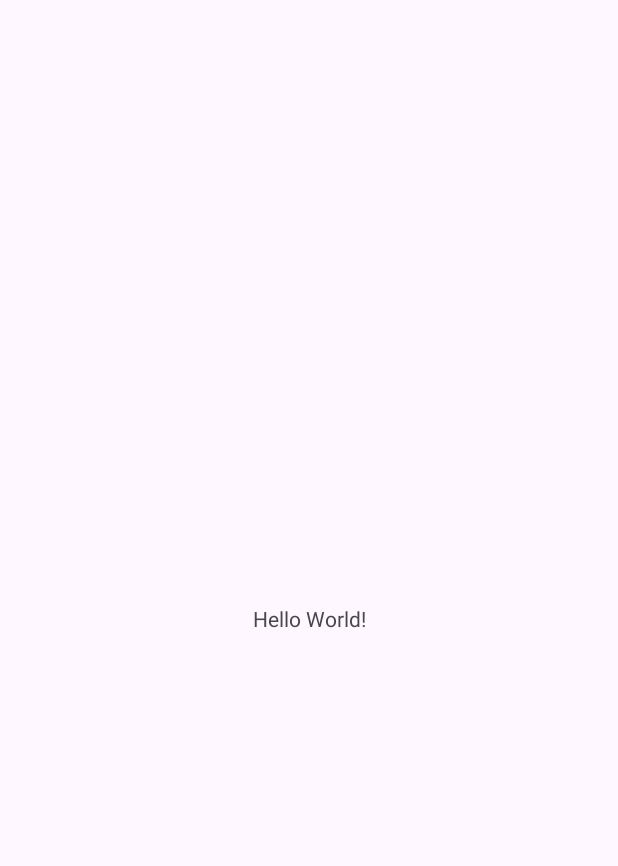
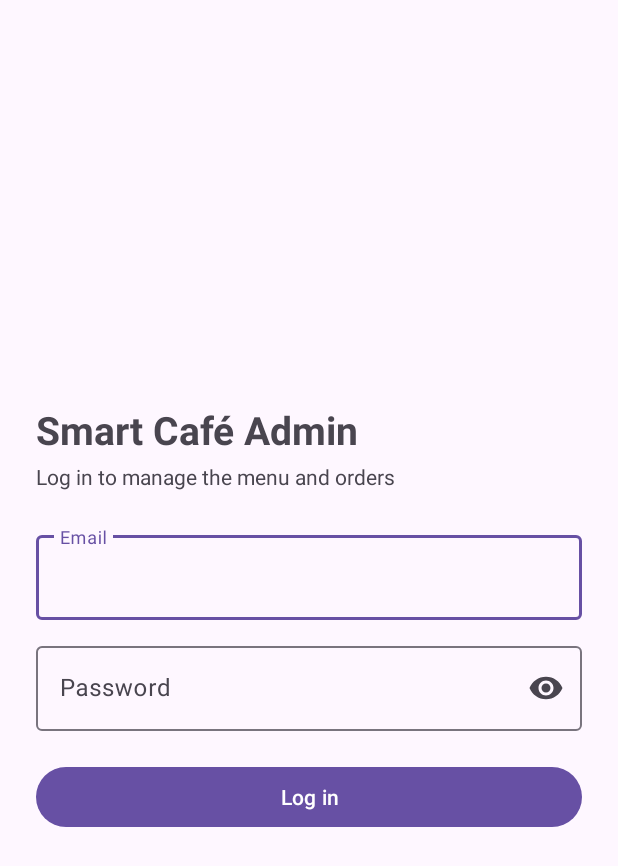
Before and after one commit to onyv/smart-cafe-admin, an Android app: the screen it shows after launch (MainActivity before the commit, LoginActivity after it), on a phone screen of 412 x 824 dp. Before the commit the part shown is almost empty. Shown: the top 866 px of the screen. Run offline under Robolectric (Android 15) with nearby library versions, the phone set to English and light mode, and no system bars; our stand-ins replace Room's generated code.

Commit message:
FR-01 to FR-03: add admin login, role check and session

```diff
--- a/app/src/main/AndroidManifest.xml
+++ b/app/src/main/AndroidManifest.xml
@@ -12,7 +12,7 @@
         android:supportsRtl="true"
         android:theme="@style/Theme.MyCafeAdminAp">
         <activity
-            android:name=".MainActivity"
+            android:name=".LoginActivity"
             android:exported="true"
             android:windowSoftInputMode="adjustResize">
             <intent-filter>
@@ -21,6 +21,9 @@
                 <category android:name="android.intent.category.LAUNCHER" />
             </intent-filter>
         </activity>
+        <activity
+            android:name=".MainActivity"
+            android:exported="false" />
     </application>
 
 </manifest>
--- /dev/null
+++ b/app/src/main/java/com/example/mycafeadminap/LoginActivity.kt
@@ -0,0 +1,106 @@
+package com.example.mycafeadminap
+
+import android.content.Intent
+import android.os.Bundle
+import android.util.Patterns
+import android.view.View
+import android.widget.Button
+import android.widget.ProgressBar
+import android.widget.TextView
+import androidx.appcompat.app.AppCompatActivity
+import com.example.mycafeadminap.data.AppDatabase
+import com.example.mycafeadminap.data.AuthRepository
+import com.example.mycafeadminap.data.LoginResult
+import com.example.mycafeadminap.data.Seeder
+import com.google.android.material.textfield.TextInputEditText
+import com.google.android.material.textfield.TextInputLayout
+import kotlinx.coroutines.CoroutineScope
+import kotlinx.coroutines.Dispatchers
+import kotlinx.coroutines.Job
+import kotlinx.coroutines.SupervisorJob
+import kotlinx.coroutines.cancel
+import kotlinx.coroutines.launch
+import kotlinx.coroutines.withContext
+
+class LoginActivity : AppCompatActivity() {
+
+    private val scope = CoroutineScope(SupervisorJob() + Dispatchers.Main)
+
+    override fun onCreate(savedInstanceState: Bundle?) {
+        super.onCreate(savedInstanceState)
+
+        val session = SessionManager(this)
+        if (session.isAdminLoggedIn()) {
+            openHome()
+            return
+        }
+        setContentView(R.layout.activity_login)
+
+        val db = AppDatabase.get(applicationContext)
+        val repo = AuthRepository(db.userDb())
+        val seedJob: Job = scope.launch(Dispatchers.IO) { Seeder.seedIfEmpty(db) }
+
+        val emailLayout = findViewById<TextInputLayout>(R.id.emailLayout)
+        val passwordLayout = findViewById<TextInputLayout>(R.id.passwordLayout)
+        val emailInput = findViewById<TextInputEditText>(R.id.emailInput)
+        val passwordInput = findViewById<TextInputEditText>(R.id.passwordInput)
+        val errorText = findViewById<TextView>(R.id.errorText)
+        val loginButton = findViewById<Button>(R.id.loginButton)
+        val progress = findViewById<ProgressBar>(R.id.progress)
+
+        loginButton.setOnClickListener {
+            emailLayout.error = null
+            passwordLayout.error = null
+            errorText.visibility = View.GONE
+
+            val email = emailInput.text.toString().trim()
+            val password = passwordInput.text.toString()
+
+            var valid = true
+            if (!Patterns.EMAIL_ADDRESS.matcher(email).matches()) {
+                emailLayout.error = "Enter a valid email address"
+                valid = false
+            }
+            if (password.isEmpty()) {
+                passwordLayout.error = "Enter your password"
+                valid = false
+            }
+            if (!valid) return@setOnClickListener
+
+            progress.visibility = View.VISIBLE
+            loginButton.isEnabled = false
+
+            scope.launch {
+                seedJob.join()
+                val result = withContext(Dispatchers.IO) { repo.login(email, password) }
+                progress.visibility = View.GONE
+                loginButton.isEnabled = true
+
+                when (result) {
+                    is LoginResult.Success -> {
+                        session.save(result.user)
+                        openHome()
+                    }
+                    LoginResult.InvalidCredentials -> {
+                        errorText.text = "Incorrect email or password"
+                        errorText.visibility = View.VISIBLE
+                    }
+                    LoginResult.NotAdmin -> {
+                        errorText.text = "This account does not have admin access"
+                        errorText.visibility = View.VISIBLE
+                    }
+                }
+            }
+        }
+    }
+
+    private fun openHome() {
+        startActivity(Intent(this, MainActivity::class.java))
+        finish()
+    }
+
+    override fun onDestroy() {
+        super.onDestroy()
+        scope.cancel()
+    }
+}
--- a/app/src/main/java/data/AppDatabase.kt
+++ b/app/src/main/java/data/AppDatabase.kt
@@ -1 +1,26 @@
 package com.example.mycafeadminap.data
+
+import android.content.Context
+import androidx.room.Database
+import androidx.room.Room
+import androidx.room.RoomDatabase
+
+@Database(entities = [User::class, MenuItem::class], version = 1, exportSchema = false)
+abstract class AppDatabase : RoomDatabase() {
+    abstract fun userDb(): UserDb
+    abstract fun MenuItemDb(): MenuItemDb
+
+    companion object {
+        @Volatile
+        private var INSTANCE: AppDatabase? = null
+
+        fun get(context: Context): AppDatabase =
+            INSTANCE ?: synchronized(this) {
+                  INSTANCE ?: Room.databaseBuilder  (
+                    context.applicationContext,
+                    AppDatabase::class.java,
+                    "smart_cafe.db"
+                ).build().also { INSTANCE = it }
+            }
+    }
+}
--- a/app/src/main/java/data/MenuItemDb.kt
+++ b/app/src/main/java/data/MenuItemDb.kt
@@ -13,7 +13,7 @@ interface MenuItemDb {
     fun getALL(): Flow<List<MenuItem>> //Get all function returns each menu item sorted by category
 
     @Insert
-    suspend fun Insert(item: MenuItem)  //Adds new item to database and returns its id number
+    suspend fun Insert(item: MenuItem): Long  //Adds new item to database and returns its id number
     @Delete
     suspend fun Delete(item: MenuItem) //Deletes row with id number specified
     @Update
--- /dev/null
+++ b/app/src/main/java/data/PasswordHasher.kt
@@ -0,0 +1,33 @@
+package com.example.mycafeadminap.data
+
+import java.security.MessageDigest
+import java.security.SecureRandom
+import javax.crypto.SecretKeyFactory
+import javax.crypto.spec.PBEKeySpec
+
+object PasswordHasher {
+    private const val ITERATIONS = 120_000 //How much times password is scrambled
+    private const val KEY_LENGTH_BITS = 256 //Size of hash in bits
+
+    fun newSalt(): String {
+        val bytes = ByteArray(16)
+        SecureRandom().nextBytes(bytes)
+        return bytes.toHex()
+    }
+
+    fun hash(password: String, salt: String): String {
+        val spec = PBEKeySpec(password.toCharArray(), salt.hexToBytes(), ITERATIONS, KEY_LENGTH_BITS)
+        val factory = SecretKeyFactory.getInstance("PBKDF2WithHmacSHA256")
+        return factory.generateSecret(spec).encoded.toHex()
+    }
+
+    /*hashes typed password and compares it to stored hash */ fun verify(password: String, salt: String, expectedHash: String): Boolean {
+        val actual = hash(password, salt)
+        return MessageDigest.isEqual(actual.toByteArray(), expectedHash.toByteArray())
+    }
+
+    private fun ByteArray.toHex(): String = joinToString("") { "%02x".format(it) }
+
+    private fun String.hexToBytes(): ByteArray =
+        chunked(2).map { it.toInt(16).toByte() }.toByteArray()
+}
--- /dev/null
+++ b/app/src/main/java/data/Seeder.kt
@@ -0,0 +1,35 @@
+package com.example.mycafeadminap.data
+
+object Seeder {
+    const val ADMIN_EMAIL = "admin@smartcafe.test"
+    const val ADMIN_PASSWORD = "Admin123!"
+
+    suspend fun seedIfEmpty(db: AppDatabase) {
+        if (db.userDb().findByEmail(ADMIN_EMAIL) == null) {
+            val salt = PasswordHasher.newSalt()
+            db.userDb().insert(
+                User(
+                    email = ADMIN_EMAIL,
+                    displayName = "Cafe Admin",
+                    role = "admin",
+                    passwordHash = PasswordHasher.hash(ADMIN_PASSWORD, salt),
+                    salt = salt
+                )
+            )
+        }
+        if (db.MenuItemDb().count() == 0) {
+            sampleMenu.forEach { db.MenuItemDb().Insert(it) }
+        }
+    }
+
+    private val sampleMenu = listOf(
+        MenuItem(name = "Espresso", category = "Drinks", description = "Single shot to kick start your day", price = 2.20),
+        MenuItem(name = "Latte", category = "Drinks", description = "Espresso with steamed milk", price = 3.20),
+        MenuItem(name = "Cappuccino", category = "Drinks", description = "Espresso, milk and foam", price = 3.10),
+        MenuItem(name = "Hot Chocolate", category = "Drinks", description = "Made with whole milk", price = 1.90),
+        MenuItem(name = "Croissant", category = "Pastries", description = "Butter croissant, mastered by our baker", price = 1.50),
+        MenuItem(name = "Blueberry Muffin", category = "Pastries", description = "Buttermilk muffin filled with fresh blueberries", price = 2.80),
+        MenuItem(name = "Cinnamon roll", category = "Pastries", description = "Sweet and sticky ", price = 1.90),
+        MenuItem(name = "Cheese Sandwich", category = "Food", description = "Cheddar on white hovis bread", price = 2.50)
+    )
+}
--- /dev/null
+++ b/app/src/main/java/data/SessionManager.kt
@@ -0,0 +1,26 @@
+package com.example.mycafeadminap
+
+import android.content.Context
+import com.example.mycafeadminap.data.User
+
+class SessionManager(context: Context) {
+    private val prefs = context.applicationContext
+        .getSharedPreferences("session", Context.MODE_PRIVATE)
+
+    fun save(user: User) {
+        prefs.edit()
+            .putLong("user_id", user.id)
+            .putString("role", user.role)
+            .putString("name", user.displayName)
+            .apply()
+    }
+
+    fun isAdminLoggedIn(): Boolean =
+        prefs.getLong("user_id", -1L) != -1L && prefs.getString("role", null) == "admin"
+
+    fun displayName(): String = prefs.getString("name", "") ?: ""
+
+    fun clear() {
+        prefs.edit().clear().apply()
+    }
+}
--- /dev/null
+++ b/app/src/main/res/layout/activity_login.xml
@@ -0,0 +1,74 @@
+<?xml version="1.0" encoding="utf-8"?>
+<LinearLayout xmlns:android="http://schemas.android.com/apk/res/android"
+    xmlns:app="http://schemas.android.com/apk/res-auto"
+    android:layout_width="match_parent"
+    android:layout_height="match_parent"
+    android:gravity="center_vertical"
+    android:orientation="vertical"
+    android:padding="24dp">
+
+    <TextView
+        android:layout_width="wrap_content"
+        android:layout_height="wrap_content"
+        android:text="Smart Café Admin"
+        android:textSize="26sp"
+        android:textStyle="bold" />
+
+    <TextView
+        android:layout_width="wrap_content"
+        android:layout_height="wrap_content"
+        android:layout_marginTop="4dp"
+        android:layout_marginBottom="24dp"
+        android:text="Log in to manage the menu and orders" />
+
+    <com.google.android.material.textfield.TextInputLayout
+        android:id="@+id/emailLayout"
+        android:layout_width="match_parent"
+        android:layout_height="wrap_content"
+        android:hint="Email">
+
+        <com.google.android.material.textfield.TextInputEditText
+            android:id="@+id/emailInput"
+            android:layout_width="match_parent"
+            android:layout_height="wrap_content"
+            android:inputType="textEmailAddress" />
+    </com.google.android.material.textfield.TextInputLayout>
+
+    <com.google.android.material.textfield.TextInputLayout
+        android:id="@+id/passwordLayout"
+        android:layout_width="match_parent"
+        android:layout_height="wrap_content"
+        android:layout_marginTop="12dp"
+        android:hint="Password"
+        app:endIconMode="password_toggle">
+
+        <com.google.android.material.textfield.TextInputEditText
+            android:id="@+id/passwordInput"
+            android:layout_width="match_parent"
+            android:layout_height="wrap_content"
+            android:inputType="textPassword" />
+    </com.google.android.material.textfield.TextInputLayout>
+
+    <TextView
+        android:id="@+id/errorText"
+        android:layout_width="wrap_content"
+        android:layout_height="wrap_content"
+        android:layout_marginTop="12dp"
+        android:textColor="#B00020"
+        android:visibility="gone" />
+
+    <Button
+        android:id="@+id/loginButton"
+        android:layout_width="match_parent"
+        android:layout_height="wrap_content"
+        android:layout_marginTop="20dp"
+        android:text="Log in" />
+
+    <ProgressBar
+        android:id="@+id/progress"
+        android:layout_width="wrap_content"
+        android:layout_height="wrap_content"
+        android:layout_gravity="center_horizontal"
+        android:layout_marginTop="16dp"
+        android:visibility="gone" />
+</LinearLayout>
--- a/app/src/main/res/layout/activity_main.xml
+++ b/app/src/main/res/layout/activity_main.xml
@@ -1,19 +1,22 @@
 <?xml version="1.0" encoding="utf-8"?>
-<androidx.constraintlayout.widget.ConstraintLayout xmlns:android="http://schemas.android.com/apk/res/android"
-    xmlns:app="http://schemas.android.com/apk/res-auto"
-    xmlns:tools="http://schemas.android.com/tools"
+<LinearLayout xmlns:android="http://schemas.android.com/apk/res/android"
     android:id="@+id/main"
     android:layout_width="match_parent"
     android:layout_height="match_parent"
-    tools:context=".MainActivity">
+    android:gravity="center"
+    android:orientation="vertical"
+    android:padding="24dp">
 
     <TextView
+        android:id="@+id/welcomeText"
         android:layout_width="wrap_content"
         android:layout_height="wrap_content"
-        android:text="Hello World!"
-        app:layout_constraintBottom_toBottomOf="parent"
-        app:layout_constraintEnd_toEndOf="parent"
-        app:layout_constraintStart_toStartOf="parent"
-        app:layout_constraintTop_toTopOf="parent" />
+        android:textSize="22sp" />
 
-</androidx.constraintlayout.widget.ConstraintLayout>
+    <Button
+        android:id="@+id/logoutButton"
+        android:layout_width="wrap_content"
+        android:layout_height="wrap_content"
+        android:layout_marginTop="24dp"
+        android:text="Log out" />
+</LinearLayout>
```
Also changed, not shown: app/src/main/java/com/example/mycafeadminap/MainActivity.kt (+23 -0 lines), app/src/main/java/data/AuthRepo.kt (added, +18 -0 lines), app/src/main/java/data/ResultOfLogin.kt (added, +7 -0 lines), app/src/main/java/data/User.kt (renamed from app/src/main/java/data/User.kt.kt), app/src/main/java/data/UserDb.kt (renamed from app/src/main/java/data/UserDb.kt.kt).
